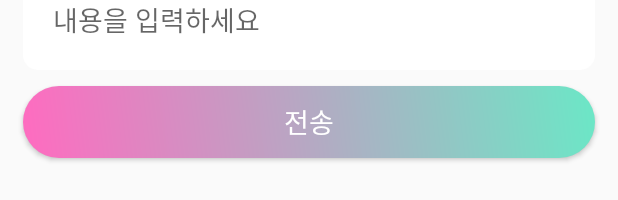
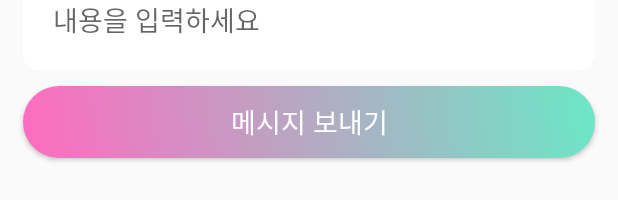
Before and after one commit to shinyelee/Dating_App, an Android app: the layout custom_dialog.xml on its own in the app's theme, with its tools: preview values and no code run, on a phone screen of 412 x 824 dp. Shown: the part 554-754 px from the top of the screen. Run offline under Robolectric (Android 15) with nearby library versions, the light colour scheme and no system bars.

Commit message:
Update comments, Code refactoring (custom_dialog.xml misc.xml strings.xml SplashActivity.kt JoinActivity.kt MainActivity.kt)

```diff
--- a/app/src/main/java/com/shinyelee/dating_app/auth/JoinActivity.kt
+++ b/app/src/main/java/com/shinyelee/dating_app/auth/JoinActivity.kt
@@ -67,6 +67,7 @@ class JoinActivity : AppCompatActivity() {
             ActivityResultContracts.GetContent(),
             ActivityResultCallback { uri -> selfie.setImageURI(uri) }
         )
+
         // 아이콘 클릭하면 프사 업로드 실행
         selfie.setOnClickListener { getAction.launch("image/*") }
 
@@ -183,7 +184,7 @@ class JoinActivity : AppCompatActivity() {
                             val user = auth.currentUser
                             uid = user?.uid.toString()
 
-                            // 토큰 생성
+                            // 토큰
                             FirebaseMessaging.getInstance().token.addOnCompleteListener(
                                 OnCompleteListener { task ->
 
@@ -193,7 +194,7 @@ class JoinActivity : AppCompatActivity() {
                                         return@OnCompleteListener
                                     }
 
-                                    // 토큰
+                                    // 새 FCM 등록 토큰
                                     val token = task.result.toString()
                                     Log.e(TAG, "토큰(user token value) - $token")
 
--- a/app/src/main/res/layout/custom_dialog.xml
+++ b/app/src/main/res/layout/custom_dialog.xml
@@ -5,27 +5,25 @@
     android:layout_width="match_parent"
     android:layout_height="match_parent"
     android:gravity="center"
-    android:orientation="vertical">
+    android:orientation="vertical"
+    android:padding="10dp">
 
-    <LinearLayout
-        android:layout_width="match_parent"
-        android:layout_height="match_parent"
-        android:layout_margin="10dp"
-        android:gravity="center"
-        android:orientation="vertical">
-
+        <!-- 메시지 내용 -->
         <EditText
             android:id="@+id/sendText"
-            android:hint="내용을 입력하세요"
+            android:hint="@string/send_txt"
+            android:autofillHints="no"
+            android:inputType="text"
             android:layout_width="match_parent"
             android:layout_height="wrap_content"
             android:layout_margin="5dp"
             android:padding="20dp"
             android:background="@drawable/card" />
 
+        <!-- 메시지 보내기 버튼 -->
         <Button
             android:id="@+id/sendBtn"
-            android:text="전송"
+            android:text="@string/send"
             android:textColor="@color/white"
             android:textSize="18sp"
             android:layout_width="match_parent"
@@ -33,6 +31,4 @@
             android:layout_margin="5dp"
             android:background="@drawable/btn_gra1" />
 
-    </LinearLayout>
-
 </LinearLayout>
--- a/app/src/main/res/values/strings.xml
+++ b/app/src/main/res/values/strings.xml
@@ -16,4 +16,8 @@
     <string name="age">생년(2002년생이면 02 입력)</string>
     <string name="uid">내 UID</string>
 
+    <string name="no_msg">아직 받은 메시지가 없습니다</string>
+    <string name="send_txt">내용을 입력하세요</string>
+    <string name="send">메시지 보내기</string>
+
 </resources>
```
Also changed, not shown: app/src/main/java/com/shinyelee/dating_app/MainActivity.kt (+62 -57 lines), app/src/main/java/com/shinyelee/dating_app/SplashActivity.kt (+6 -5 lines).
